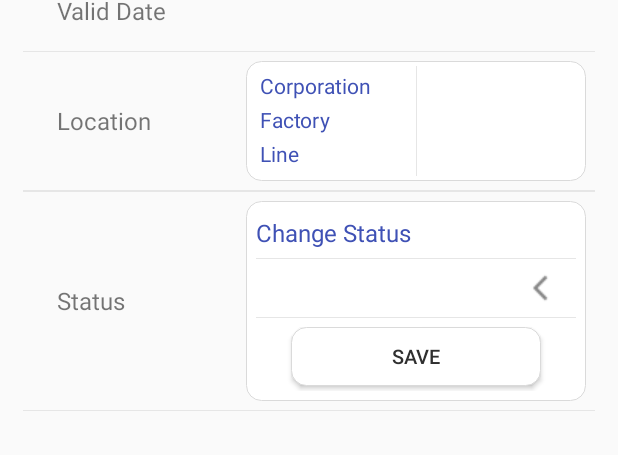
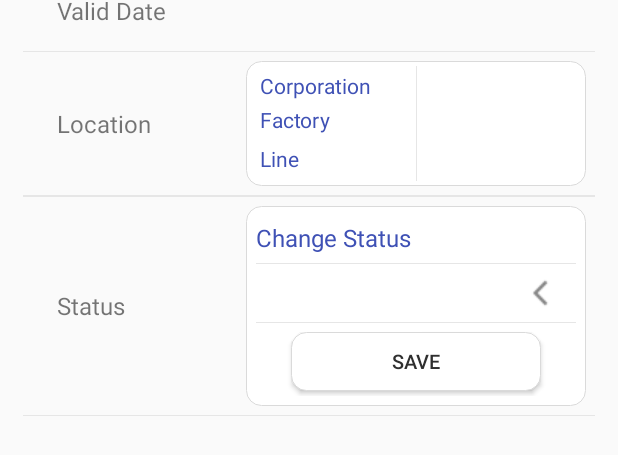
Before and after one commit to mthu1006/tmp_solution, an Android app: the layout fragment_main.xml on its own in the app's theme, with its tools: preview values and no code run, on a phone screen of 412 x 824 dp. Shown: the part 575-1030 px from the top of the screen. Run offline under Robolectric (Android 15) with nearby library versions, the phone set to English and light mode, and no system bars; plain views replace CustomFontButton, CustomFontTextView, MaterialLetterIcon.

Commit message:
update UI

```diff
--- a/app/src/main/res/layout/common_item.xml
+++ b/app/src/main/res/layout/common_item.xml
@@ -10,6 +10,8 @@
         android:id="@+id/textView"
         android:layout_width="match_parent"
         android:layout_height="wrap_content"
+        android:ellipsize="end"
+        android:maxLines="1"
         android:text="@string/txt_from_corparation"
         android:textSize="@dimen/font_42"
         app:font="Roboto_Light" />
--- a/app/src/main/res/layout/fragment_main.xml
+++ b/app/src/main/res/layout/fragment_main.xml
@@ -310,6 +310,7 @@ tools:context="com.example.pk.tpmresolution.fragment.ChangeLoctionFragment">
                                 android:layout_height="wrap_content"
                                 android:layout_marginLeft="@dimen/space_23"
                                 android:layout_marginTop="@dimen/space_1"
+                                android:layout_marginBottom="@dimen/space_1"
                                 android:layout_weight="1"
                                 android:text="@string/txt_profile8"
                                 android:textColor="@color/color_9"
@@ -326,7 +327,7 @@ tools:context="com.example.pk.tpmresolution.fragment.ChangeLoctionFragment">
                                 android:layout_width="match_parent"
                                 android:layout_height="wrap_content"
                                 android:layout_marginLeft="@dimen/space_23"
-                                android:layout_marginTop="@dimen/space_1"
+                                android:layout_marginBottom="@dimen/space_1"
                                 android:layout_weight="1"
                                 android:textSize="@dimen/font_40"
                                 app:font="Roboto_Light" />
@@ -341,7 +342,7 @@ tools:context="com.example.pk.tpmresolution.fragment.ChangeLoctionFragment">
                                 android:layout_width="match_parent"
                                 android:layout_height="wrap_content"
                                 android:layout_marginLeft="@dimen/space_23"
-                                android:layout_marginTop="@dimen/space_1"
+                                android:layout_marginBottom="@dimen/space_1"
                                 android:layout_weight="1"
                                 android:text="@string/txt_profile9"
                                 android:textColor="@color/color_9"
--- a/app/src/main/res/layout/nav_header_main.xml
+++ b/app/src/main/res/layout/nav_header_main.xml
@@ -69,7 +69,6 @@
                     android:id="@+id/txt_work_base"
                     android:layout_width="match_parent"
                     android:layout_height="wrap_content"
-                    android:singleLine="true"
                     android:ellipsize="end"
                     android:maxLines="1"
                     android:drawableLeft="@drawable/ic_arrow_small"
```
Also changed, not shown: app/src/main/res/layout/dialog_add_new_accessories.xml (+4 -4 lines), app/src/main/res/layout/row_product_components.xml (+30 -30 lines).
